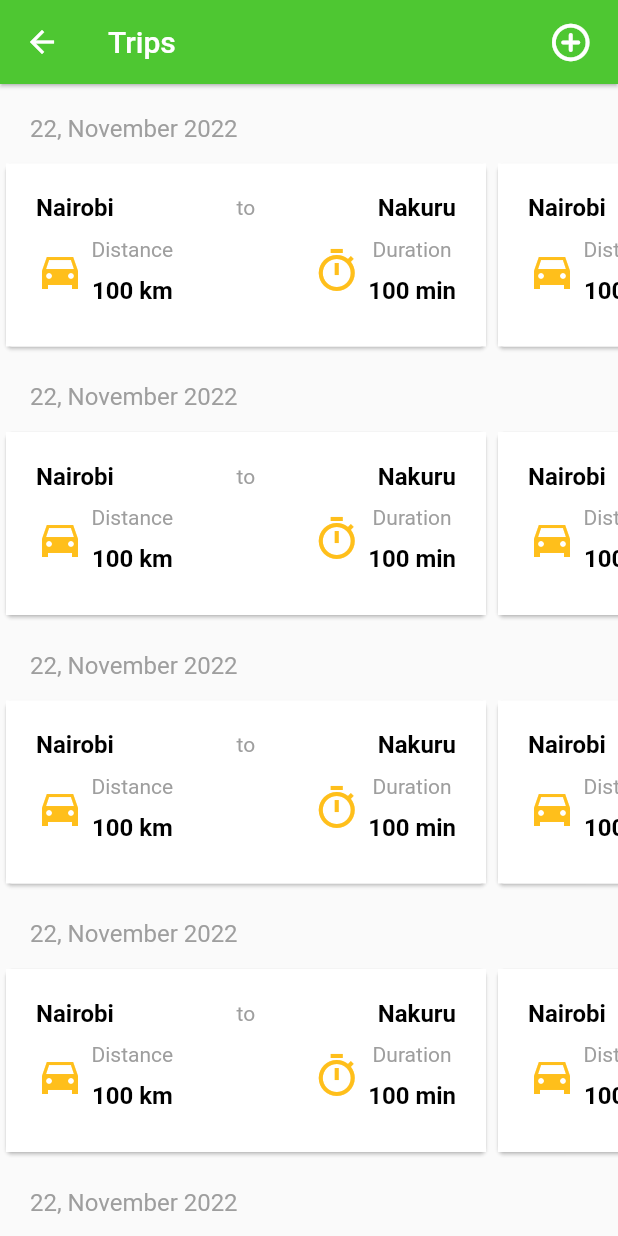
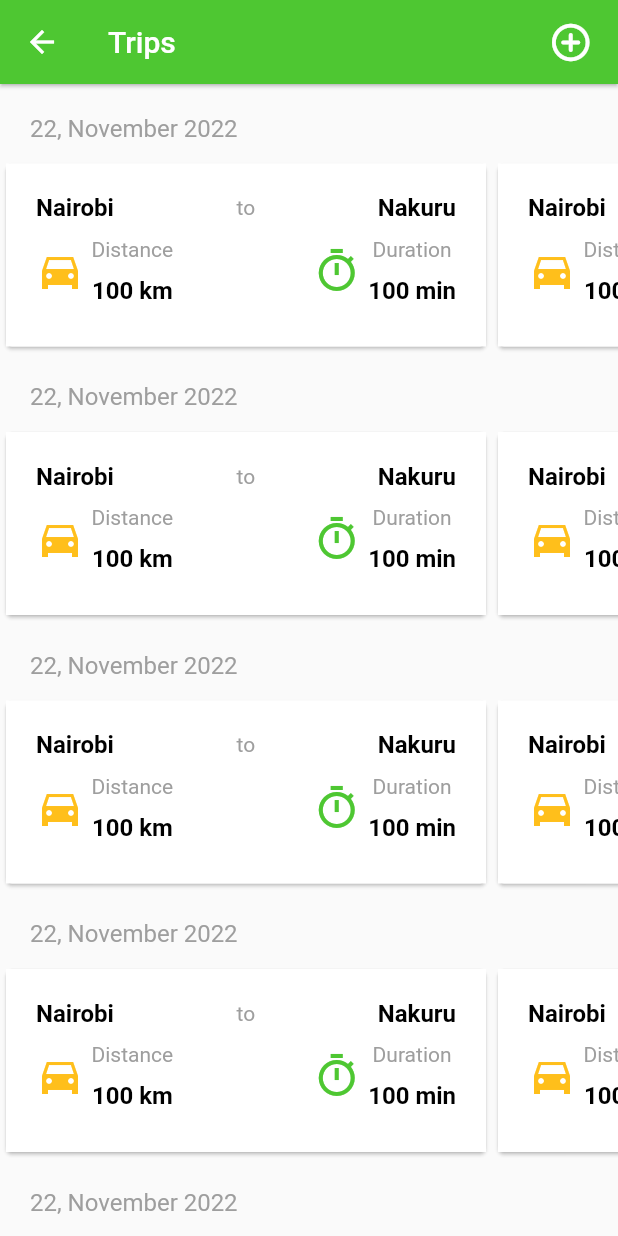
Before and after one commit to iZeroKim/Uado, a Flutter app: the Trips screen opened directly, on a phone screen of 412 x 824 dp. Run offline on Flutter 3.47's test engine with Material 2 defaults, Android fonts, the phone set to English and light mode, and no system bars; our stand-ins replace flutter_dash, flutter_datetime_picker, getwidget, image_picker.

Commit message:
Minor color changes

```diff
--- a/lib/screens/trip/trips.dart
+++ b/lib/screens/trip/trips.dart
@@ -164,8 +164,7 @@ class _TripsState extends State<Trips> {
                                                         const Icon(
                                                           Icons.timer_outlined,
                                                           size: 32,
-                                                          color: Color.fromRGBO(
-                                                              255, 191, 27, 1),
+                                                          color: Color.fromRGBO(78, 199, 50, 1),
                                                         ),
                                                         const SizedBox(
                                                             width: 5.0),
```
